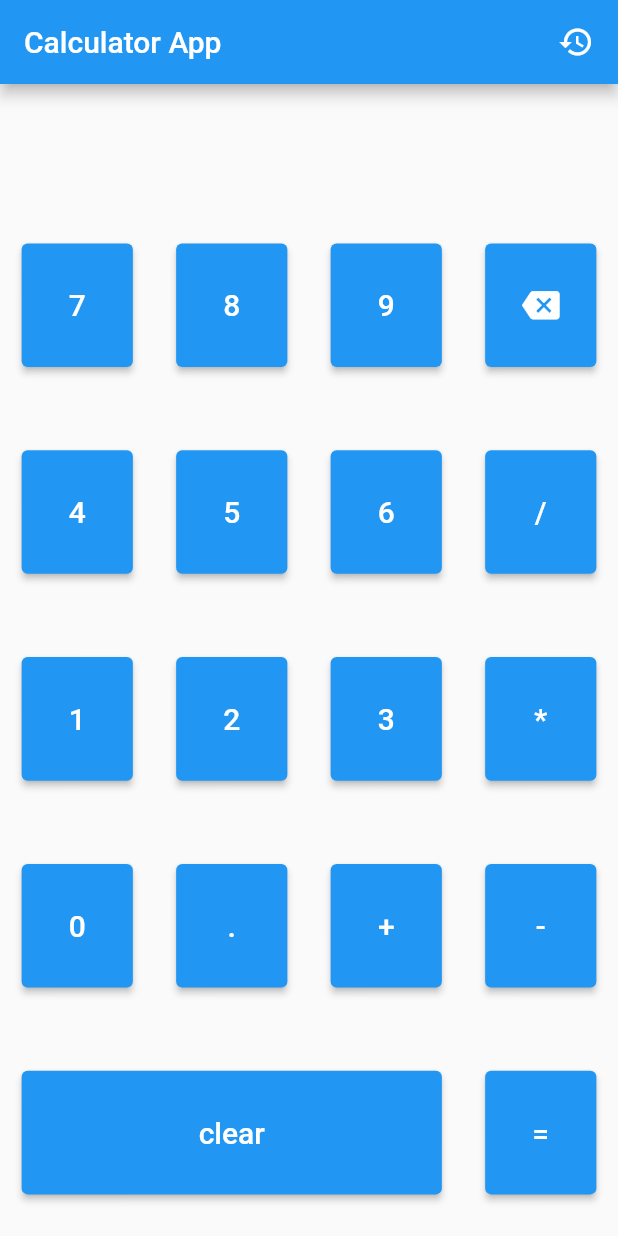
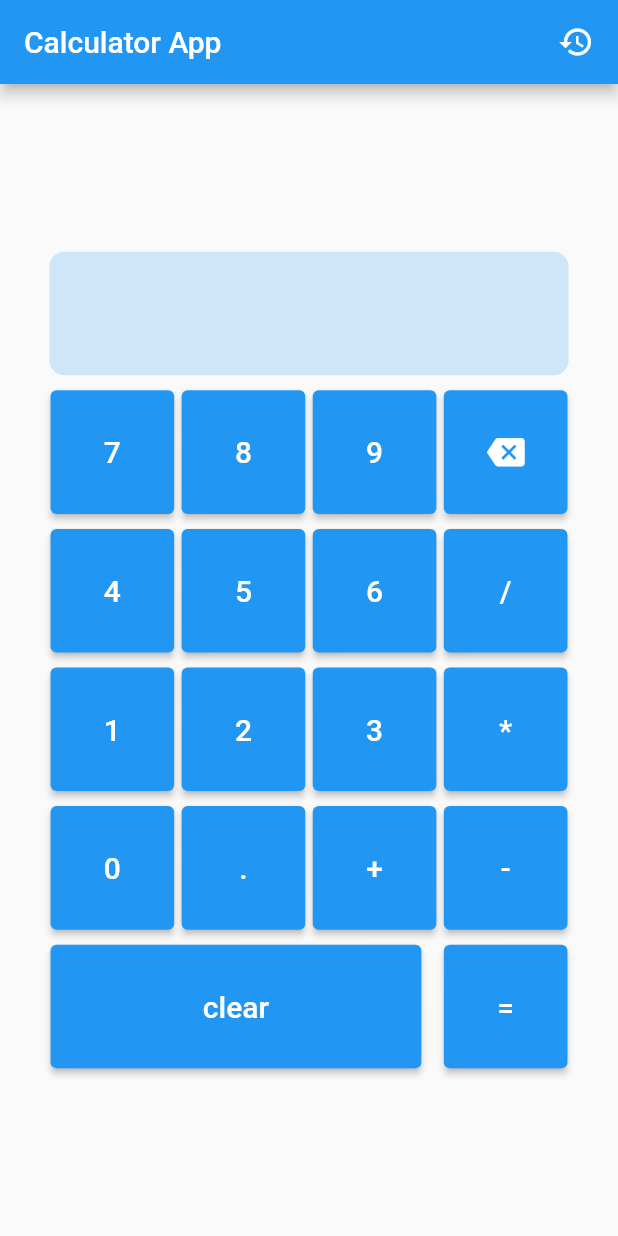
Before and after one commit to Hasnain-Baig/simple_calculator_Flutter, a Flutter app: the screen it shows after launch, on a phone screen of 412 x 824 dp. Run offline on Flutter 3.47's test engine with Material 2 defaults, Android fonts, the light colour scheme and no system bars; our stand-ins replace math_expressions.

Commit message:
Update Calculator.dart

```diff
--- a/lib/Calculator.dart
+++ b/lib/Calculator.dart
@@ -8,28 +8,6 @@ class Calculator extends StatefulWidget {
 
 class _CalculatorState extends State<Calculator> {
   var disp = "";
-
-  Widget btn(var text) {
-    return Container(
-      width: MediaQuery.of(context).size.width * 0.18,
-      height: MediaQuery.of(context).size.height * 0.1,
-      child: ElevatedButton(
-        style: ButtonStyle(
-            // backgroundColor:MaterialStateProperty.all(Colors.red)),
-
-            ),
-        onPressed: () {
-          setState(() {
-            disp += text;
-          });
-        },
-        child: Text(text,
-            style: TextStyle(
-              fontSize: 20,
-            )),
-      ),
-    );
-  }
 
   clear() {
     setState(() {
@@ -78,23 +56,47 @@ class _CalculatorState extends State<Calculator> {
           ],
         )),
       ),
-      body: Column(
-        mainAxisAlignment: MainAxisAlignment.spaceAround,
+      body: Container(
+        alignment: Alignment.center,
+        child: SingleChildScrollView(
+          physics: ScrollPhysics(),
+          child: Column(
+            mainAxisAlignment: MainAxisAlignment.center,
             children: [
-          Text(disp,
+              Container(
+                width: MediaQuery.of(context).size.width * 0.84,
+                height: MediaQuery.of(context).size.width * 0.2,
+                padding: EdgeInsets.all(10),
+                decoration: BoxDecoration(
+                    color: Colors.blue.withOpacity(.2),
+                    borderRadius: BorderRadius.all(Radius.circular(10))),
+                child: Text(disp,
                     style: TextStyle(
                       fontSize: 20,
                       fontWeight: FontWeight.bold,
                     )),
+              ),
+              SizedBox(
+                height: 10,
+              ),
               Row(
-            mainAxisAlignment: MainAxisAlignment.spaceAround,
+                mainAxisAlignment: MainAxisAlignment.center,
                 children: [
                   btn("7"),
+                  SizedBox(
+                    width: 5,
+                  ),
                   btn("8"),
+                  SizedBox(
+                    width: 5,
+                  ),
                   btn("9"),
+                  SizedBox(
+                    width: 5,
+                  ),
                   Container(
-                width: MediaQuery.of(context).size.width * 0.18,
-                height: MediaQuery.of(context).size.height * 0.1,
+                    width: MediaQuery.of(context).size.width * 0.2,
+                    height: MediaQuery.of(context).size.width * 0.2,
                     child: ElevatedButton(
                         style: ButtonStyle(
                             // backgroundColor:MaterialStateProperty.all(Colors.red)),
@@ -108,39 +110,78 @@ class _CalculatorState extends State<Calculator> {
                   )
                 ],
               ),
+              SizedBox(
+                height: 10,
+              ),
               Row(
-            mainAxisAlignment: MainAxisAlignment.spaceAround,
+                mainAxisAlignment: MainAxisAlignment.center,
                 children: [
                   btn("4"),
+                  SizedBox(
+                    width: 5,
+                  ),
                   btn("5"),
+                  SizedBox(
+                    width: 5,
+                  ),
                   btn("6"),
+                  SizedBox(
+                    width: 5,
+                  ),
                   btn("/"),
                 ],
               ),
+              SizedBox(
+                height: 10,
+              ),
               Row(
-            mainAxisAlignment: MainAxisAlignment.spaceAround,
+                mainAxisAlignment: MainAxisAlignment.center,
                 children: [
                   btn("1"),
+                  SizedBox(
+                    width: 5,
+                  ),
                   btn("2"),
+                  SizedBox(
+                    width: 5,
+                  ),
                   btn("3"),
+                  SizedBox(
+                    width: 5,
+                  ),
                   btn("*"),
                 ],
               ),
+              SizedBox(
+                height: 10,
+              ),
               Row(
-            mainAxisAlignment: MainAxisAlignment.spaceAround,
+                mainAxisAlignment: MainAxisAlignment.center,
                 children: [
                   btn("0"),
+                  SizedBox(
+                    width: 5,
+                  ),
                   btn("."),
+                  SizedBox(
+                    width: 5,
+                  ),
                   btn("+"),
+                  SizedBox(
+                    width: 5,
+                  ),
                   btn("-"),
                 ],
               ),
+              SizedBox(
+                height: 10,
+              ),
               Row(
-            mainAxisAlignment: MainAxisAlignment.spaceAround,
+                mainAxisAlignment: MainAxisAlignment.center,
                 children: [
                   Container(
-                width: MediaQuery.of(context).size.width * 0.68,
-                height: MediaQuery.of(context).size.height * 0.1,
+                    width: MediaQuery.of(context).size.width * 0.6,
+                    height: MediaQuery.of(context).size.width * 0.2,
                     child: ElevatedButton(
                       style: ButtonStyle(
                           // backgroundColor:MaterialStateProperty.all(Colors.red)),
@@ -153,9 +194,12 @@ class _CalculatorState extends State<Calculator> {
                           )),
                     ),
                   ),
+                  SizedBox(
+                    width: 15,
+                  ),
                   Container(
-                width: MediaQuery.of(context).size.width * 0.18,
-                height: MediaQuery.of(context).size.height * 0.1,
+                    width: MediaQuery.of(context).size.width * 0.2,
+                    height: MediaQuery.of(context).size.width * 0.2,
                     child: ElevatedButton(
                       style: ButtonStyle(
                           // backgroundColor:MaterialStateProperty.all(Colors.red)),
@@ -172,6 +216,30 @@ class _CalculatorState extends State<Calculator> {
               ),
             ],
           ),
+        ),
+      ),
+    );
+  }
+
+  Widget btn(var text) {
+    return Container(
+      width: MediaQuery.of(context).size.width * 0.2,
+      height: MediaQuery.of(context).size.width * 0.2,
+      child: ElevatedButton(
+        style: ButtonStyle(
+            // backgroundColor:MaterialStateProperty.all(Colors.red)),
+
+            ),
+        onPressed: () {
+          setState(() {
+            disp += text;
+          });
+        },
+        child: Text(text,
+            style: TextStyle(
+              fontSize: 20,
+            )),
+      ),
     );
   }
 }
```
Lines whose indentation alone changed are shown as unchanged.
